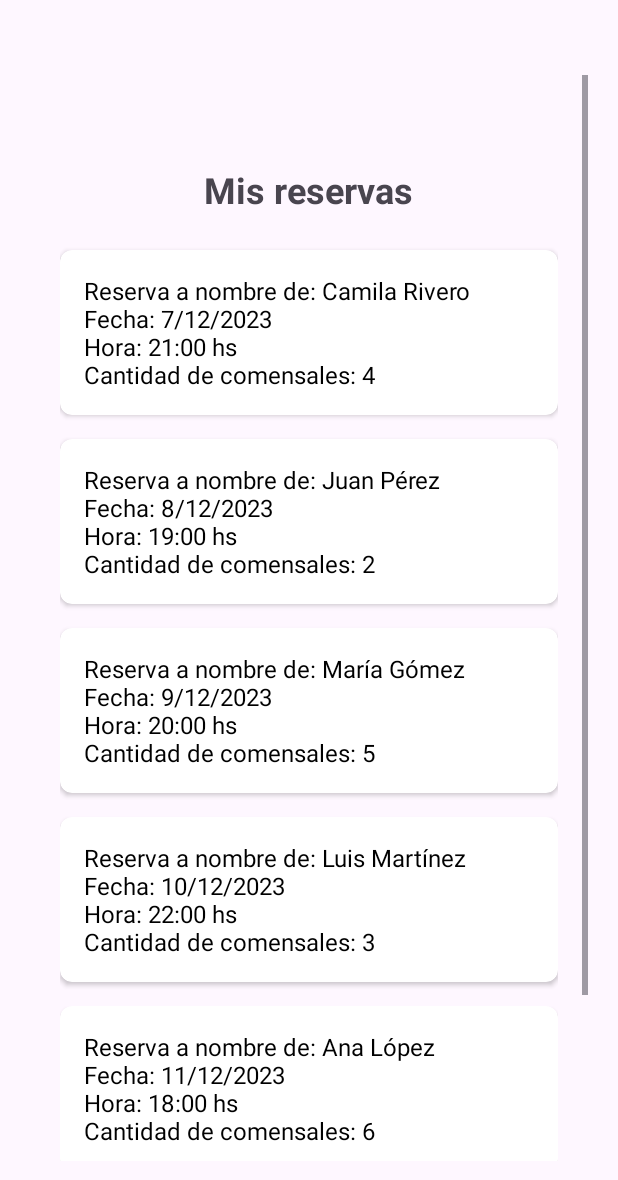
After one commit to camilariverodv/parcial-2-am-acn4av-rivero, an Android app: the BookingActivity screen opened directly, with no data from a screen before it, on a phone screen of 412 x 824 dp. The commit adds this screen. Shown: the top 1180 px of the screen. Run offline under Robolectric (Android 15) with nearby library versions, the phone set to English and light mode, and no system bars.

Commit message:
feat: add bookings

```diff
--- a/app/src/main/AndroidManifest.xml
+++ b/app/src/main/AndroidManifest.xml
@@ -12,6 +12,9 @@
         android:supportsRtl="true"
         android:theme="@style/Theme.EBooking"
         tools:targetApi="31">
+        <activity
+            android:name=".BookingActivity"
+            android:exported="false" />
         <activity
             android:name=".LoginActivity"
             android:exported="false" />
--- /dev/null
+++ b/app/src/main/java/com/example/ebooking/BookingActivity.java
@@ -0,0 +1,78 @@
+package com.example.ebooking;
+
+import android.os.Bundle;
+import android.view.LayoutInflater;
+import android.view.View;
+import android.widget.LinearLayout;
+import android.widget.TextView;
+
+import androidx.appcompat.app.AppCompatActivity;
+import androidx.cardview.widget.CardView;
+
+import java.util.ArrayList;
+import java.util.List;
+
+public class BookingActivity extends AppCompatActivity {
+    private List<Booking> bookings = new ArrayList<>();
+
+    @Override
+    protected void onCreate(Bundle savedInstanceState) {
+        super.onCreate(savedInstanceState);
+        setContentView(R.layout.activity_booking);
+
+        // Simulo reservas
+        bookings.add(new Booking("Camila Rivero", "7/12/2023", "21:00 hs", "4"));
+        bookings.add(new Booking("Juan Pérez", "8/12/2023", "19:00 hs", "2"));
+        bookings.add(new Booking("María Gómez", "9/12/2023", "20:00 hs", "5"));
+        bookings.add(new Booking("Luis Martínez", "10/12/2023", "22:00 hs", "3"));
+        bookings.add(new Booking("Ana López", "11/12/2023", "18:00 hs", "6"));
+        bookings.add(new Booking("Pedro Ruiz", "12/12/2023", "21:30 hs", "4"));
+
+        // Voy a construir mis cards dentro de este contenedor de activity_booking
+        LinearLayout bookingListContainer = findViewById(R.id.bookingListContainer);
+
+        LayoutInflater inflater = LayoutInflater.from(this);
+        for (Booking booking : bookings) {
+            View bookingCard = inflater.inflate(R.layout.booking_card, bookingListContainer, false);
+            TextView bookingDetailsTextView = bookingCard.findViewById(R.id.bookingDetailsTextView);
+            String bookingDetails = "Reserva a nombre de: " + booking.getCliente() +
+                    "\nFecha: " + booking.getFecha() +
+                    "\nHora: " + booking.getHora() +
+                    "\nCantidad de comensales: " + booking.getCantidadPersonas();
+            bookingDetailsTextView.setText(bookingDetails);
+
+            // Agrego el bookingCard al contenedor
+            bookingListContainer.addView(bookingCard);
+        }
+    }
+
+    class Booking {
+        private String cliente;
+        private String fecha;
+        private String hora;
+        private String cantidadPersonas;
+
+        public Booking(String cliente, String fecha, String hora, String cantidadPersonas) {
+            this.cliente = cliente;
+            this.fecha = fecha;
+            this.hora = hora;
+            this.cantidadPersonas = cantidadPersonas;
+        }
+
+        public String getCliente() {
+            return cliente;
+        }
+
+        public String getFecha() {
+            return fecha;
+        }
+
+        public String getHora() {
+            return hora;
+        }
+
+        public String getCantidadPersonas() {
+            return cantidadPersonas;
+        }
+    }
+}
--- /dev/null
+++ b/app/src/main/res/layout/activity_booking.xml
@@ -0,0 +1,27 @@
+<?xml version="1.0" encoding="utf-8"?>
+<ScrollView xmlns:android="http://schemas.android.com/apk/res/android"
+    android:layout_width="match_parent"
+    android:layout_height="match_parent"
+    android:paddingHorizontal="20dp"
+    android:paddingVertical="50dp">
+
+    <LinearLayout xmlns:android="http://schemas.android.com/apk/res/android"
+        android:layout_width="match_parent"
+        android:layout_height="match_parent"
+        android:orientation="vertical"
+        android:paddingHorizontal="20dp"
+        android:paddingVertical="50dp"
+        android:gravity="top|center_horizontal"
+        android:id="@+id/bookingListContainer">
+
+        <TextView
+            android:id="@+id/loginTextView"
+            android:layout_width="wrap_content"
+            android:layout_height="wrap_content"
+            android:text="Mis reservas"
+            android:textSize="24sp"
+            android:textStyle="bold"
+            android:layout_marginBottom="24dp"
+            android:layout_marginTop="10dp" />
+    </LinearLayout>
+</ScrollView>
--- /dev/null
+++ b/app/src/main/res/layout/booking_card.xml
@@ -0,0 +1,24 @@
+<?xml version="1.0" encoding="utf-8"?>
+<androidx.cardview.widget.CardView xmlns:android="http://schemas.android.com/apk/res/android"
+    xmlns:app="http://schemas.android.com/apk/res-auto"
+    android:layout_width="match_parent"
+    android:layout_height="wrap_content"
+    android:layout_marginBottom="16dp"
+    android:elevation="4dp"
+    app:cardCornerRadius="8dp">
+
+    <LinearLayout
+        android:layout_width="match_parent"
+        android:layout_height="wrap_content"
+        android:orientation="vertical"
+        android:padding="16dp">
+
+        <TextView
+            android:id="@+id/bookingDetailsTextView"
+            android:layout_width="wrap_content"
+            android:layout_height="wrap_content"
+            android:text="Reserva a nombre de: Cliente\nFecha: Fecha\nHora: Hora\nCantidad de comensales: Cantidad"
+            android:textSize="16sp"
+            android:textColor="#000000"/>
+    </LinearLayout>
+</androidx.cardview.widget.CardView>
```
Also changed, not shown: app/src/main/java/com/example/ebooking/LoginActivity.java (+12 -6 lines), app/src/main/res/layout/activity_contact.xml (+11 -17 lines), app/src/main/res/layout/activity_login.xml (+11 -9 lines).
